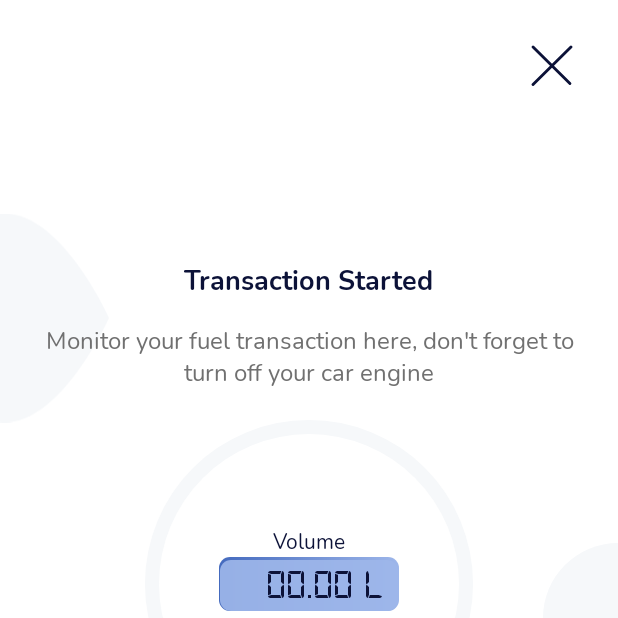
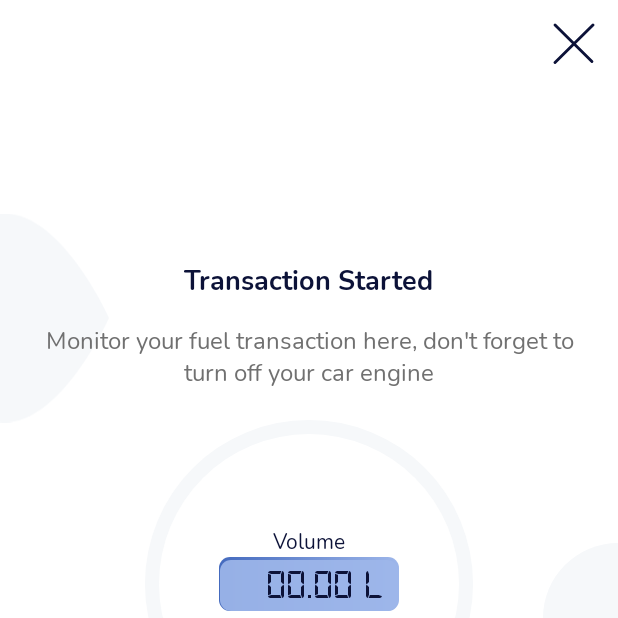
Before and after one commit to FuelMetrics/EpumpEfuelingLibrary, an Android app: the TransactionActivity screen opened directly, with no data from a screen before it, on a phone screen of 412 x 824 dp, the top half of it. Run offline under Robolectric (Android 15) with nearby library versions, the phone set to English and light mode, and no system bars.

```diff
--- a/EfuelingLibrary/src/main/res/layout/activity_transaction.xml
+++ b/EfuelingLibrary/src/main/res/layout/activity_transaction.xml
@@ -13,7 +13,7 @@
         android:layout_height="wrap_content"
         app:layout_constraintRight_toRightOf="parent"
         app:layout_constraintTop_toTopOf="parent"
-        android:layout_margin="30sp"
+        android:layout_margin="15sp"
         android:src="@drawable/library_ic_close"/>
 
     <ImageView
```
